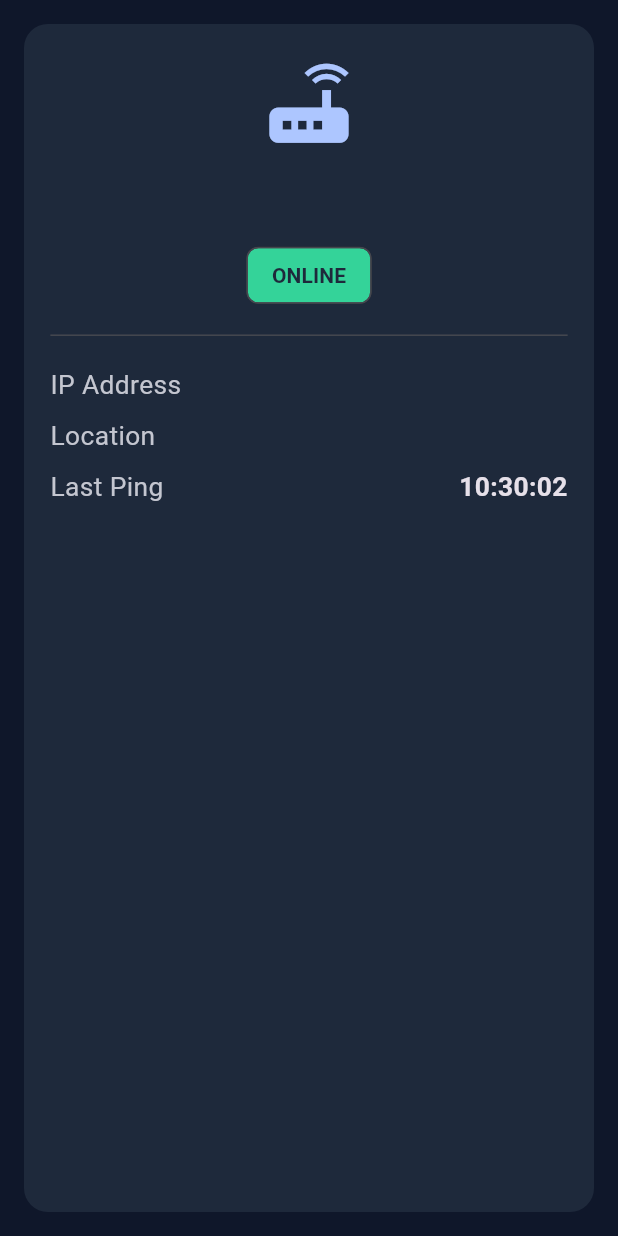
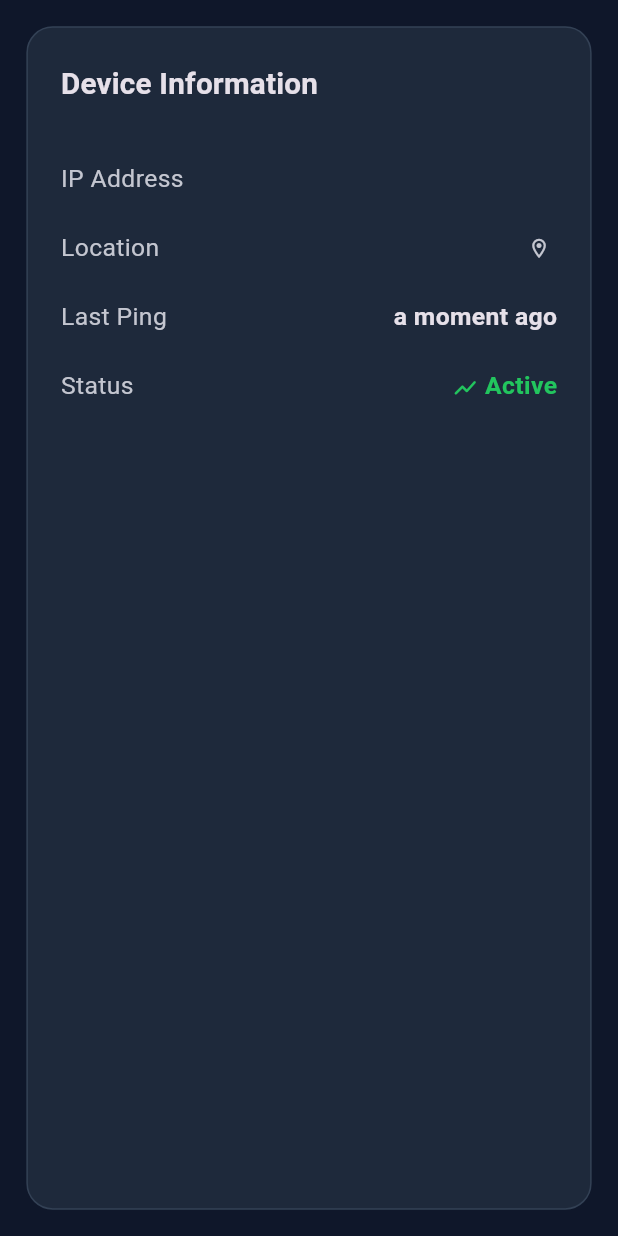
Before and after one commit to The-Black-Shadow/plexus_noc, a Flutter app: the DeviceHeaderCard widget shown alone on an empty page, opened directly with empty values, on a phone screen of 412 x 824 dp. Run offline on Flutter 3.47's test engine with Material 3 defaults, Android fonts, the phone set to English and light mode, and no system bars; our stand-ins replace bloc, equatable, fl_chart, flutter_bloc, flutter_dotenv, flutter_local_notifications and 8 more; accounts and stored records are empty.

Commit message:
fix: modify device details header card UI

```diff
--- a/lib/features/device_monitoring/presentation/pages/device_details_page.dart
+++ b/lib/features/device_monitoring/presentation/pages/device_details_page.dart
@@ -17,28 +17,75 @@ class DeviceDetailsPage extends StatelessWidget {
     return BlocProvider(
       create: (_) =>
           di.sl<DeviceDetailsBloc>()..add(StartDeviceDetailsStream(deviceId)),
-      child: Scaffold(
-        appBar: AppBar(title: const Text(AppStrings.deviceDetailsTitle)),
-        body: const _DeviceDetailsBody(),
-      ),
+      child: const _DeviceDetailsScaffold(),
     );
   }
 }
 
-class _DeviceDetailsBody extends StatelessWidget {
-  const _DeviceDetailsBody();
+class _DeviceDetailsScaffold extends StatelessWidget {
+  const _DeviceDetailsScaffold();
 
   @override
   Widget build(BuildContext context) {
     return BlocBuilder<DeviceDetailsBloc, DeviceDetailsState>(
-      builder: (context, state) => switch (state) {
-        DeviceDetailsLoading() =>
-          const Center(child: CircularProgressIndicator()),
-        DeviceDetailsError(:final message) =>
-          Center(child: Text(message)),
-        DeviceDetailsLoaded() => _DeviceDetailsContent(state: state),
+      builder: (context, state) {
+        return Scaffold(
+          appBar: _buildAppBar(context, state),
+          body: _buildBody(state),
+        );
       },
     );
+  }
+
+  PreferredSizeWidget _buildAppBar(BuildContext context, DeviceDetailsState state) {
+    if (state is DeviceDetailsLoaded) {
+      final device = state.device;
+      final statusColor = device.isOnline ? AppColors.accentGreen : AppColors.accentRed;
+
+      return AppBar(
+        titleSpacing: 0,
+        title: Column(
+          crossAxisAlignment: CrossAxisAlignment.start,
+          mainAxisAlignment: MainAxisAlignment.center,
+          children: [
+            Text(
+              device.name,
+              style: const TextStyle(
+                fontWeight: FontWeight.bold,
+                fontSize: 20,
+              ),
+            ),
+            const SizedBox(height: 4),
+            Container(
+              padding: const EdgeInsets.symmetric(horizontal: 10, vertical: 2),
+              decoration: BoxDecoration(
+                color: statusColor.withValues(alpha: 0.15),
+                borderRadius: BorderRadius.circular(12),
+              ),
+              child: Text(
+                device.isOnline ? AppStrings.onlineStatus : AppStrings.offlineStatus,
+                style: TextStyle(
+                  color: statusColor,
+                  fontSize: 12,
+                  fontWeight: FontWeight.bold,
+                ),
+              ),
+            ),
+          ],
+        ),
+      );
+    }
+
+    return AppBar(title: const Text(AppStrings.deviceDetailsTitle));
+  }
+
+  Widget _buildBody(DeviceDetailsState state) {
+    return switch (state) {
+      DeviceDetailsLoading() =>
+        const Center(child: CircularProgressIndicator()),
+      DeviceDetailsError(:final message) => Center(child: Text(message)),
+      DeviceDetailsLoaded() => _DeviceDetailsContent(state: state),
+    };
   }
 }
 
--- a/lib/features/device_monitoring/presentation/widgets/device_header_card.dart
+++ b/lib/features/device_monitoring/presentation/widgets/device_header_card.dart
@@ -1,7 +1,9 @@
 import 'package:flutter/material.dart';
+import 'package:plexus_noc/core/constant/app_colors.dart';
 import 'package:plexus_noc/core/constant/app_strings.dart';
 import 'package:plexus_noc/core/extensions/responsive_extensions.dart';
 import 'package:plexus_noc/features/device_monitoring/domain/entities/device_entity.dart';
+import 'package:timeago/timeago.dart' as timeago;
 
 class DeviceHeaderCard extends StatelessWidget {
   final DeviceEntity device;
@@ -11,82 +13,124 @@ class DeviceHeaderCard extends StatelessWidget {
   @override
   Widget build(BuildContext context) {
     final theme = Theme.of(context);
-    final colorScheme = theme.colorScheme;
-    final statusColor =
-        device.isOnline ? colorScheme.tertiary : colorScheme.error;
+    final isDark = theme.brightness == Brightness.dark;
 
-    return Card(
-      margin: const EdgeInsets.all(16.0),
-      shape: RoundedRectangleBorder(borderRadius: BorderRadius.circular(16)),
-      child: Padding(
-        padding: EdgeInsets.all(16.0.responsive(context)),
-        child: Column(
-          children: [
-            Icon(
-              Icons.router,
-              size: 64.responsive(context),
-              color: colorScheme.primary,
+    return Container(
+      margin: EdgeInsets.symmetric(
+        horizontal: 16.0.responsive(context),
+        vertical: 16.0.responsive(context),
+      ),
+      padding: EdgeInsets.all(20.0.responsive(context)),
+      decoration: BoxDecoration(
+        color: isDark ? const Color(0xFF1E293B) : Colors.white,
+        borderRadius: BorderRadius.circular(16.responsive(context)),
+        border: Border.all(
+          color: isDark ? AppColors.cardBorderDark : Colors.grey.shade200,
+          width: 1,
+        ),
+      ),
+      child: Column(
+        crossAxisAlignment: CrossAxisAlignment.stretch,
+        children: [
+          Text(
+            'Device Information',
+            style: theme.textTheme.titleMedium?.copyWith(
+              fontWeight: FontWeight.bold,
+              fontSize: 18.responsive(context),
             ),
-            SizedBox(height: 8.responsive(context)),
-            Text(
-              device.name,
+          ),
+          SizedBox(height: 24.responsive(context)),
+
+          // ── IP Address ──
+          _DeviceInfoRow(
+            label: AppStrings.ipAddressLabel,
+            valueWidget: Text(
+              device.ipAddress,
               style: TextStyle(
-                fontSize: 24.responsive(context),
                 fontWeight: FontWeight.bold,
+                fontSize: 15.responsive(context),
               ),
             ),
-            SizedBox(height: 8.responsive(context)),
-            Chip(
-              label: Text(
-                device.isOnline
-                    ? AppStrings.onlineStatus
-                    : AppStrings.offlineStatus,
-                style: TextStyle(
-                  color: colorScheme.surface,
-                  fontWeight: FontWeight.bold,
+          ),
+
+          // ── Location ──
+          _DeviceInfoRow(
+            label: AppStrings.locationLabel,
+            valueWidget: Row(
+              mainAxisSize: MainAxisSize.min,
+              children: [
+                Icon(
+                  Icons.location_on_outlined,
+                  size: 14.responsive(context),
+                  color: theme.colorScheme.onSurfaceVariant,
                 ),
+                SizedBox(width: 4.responsive(context)),
+                Text(
+                  device.location,
+                  style: TextStyle(
+                    fontWeight: FontWeight.bold,
+                    fontSize: 15.responsive(context),
+                  ),
+                ),
+              ],
+            ),
+          ),
+
+          // ── Last Ping ──
+          _DeviceInfoRow(
+            label: AppStrings.lastPingLabel,
+            valueWidget: Text(
+              timeago.format(device.lastPingTime),
+              style: TextStyle(
+                fontWeight: FontWeight.bold,
+                fontSize: 15.responsive(context),
               ),
-              backgroundColor: statusColor,
             ),
-            const Divider(height: 32),
-            _DeviceInfoRow(
-              label: AppStrings.ipAddressLabel,
-              value: device.ipAddress,
+          ),
+
+          // ── Status ──
+          _DeviceInfoRow(
+            label: 'Status',
+            valueWidget: Row(
+              mainAxisSize: MainAxisSize.min,
+              children: [
+                Icon(
+                  Icons.show_chart_rounded, // or ssid_chart
+                  size: 16.responsive(context),
+                  color: AppColors.accentGreen,
+                ),
+                SizedBox(width: 4.responsive(context)),
+                Text(
+                  device.isOnline ? 'Active' : 'Inactive',
+                  style: TextStyle(
+                    fontWeight: FontWeight.bold,
+                    fontSize: 15.responsive(context),
+                    color: device.isOnline
+                        ? AppColors.accentGreen
+                        : AppColors.accentRed,
+                  ),
+                ),
+              ],
             ),
-            _DeviceInfoRow(
-              label: AppStrings.locationLabel,
-              value: device.location,
-            ),
-            _DeviceInfoRow(
-              label: AppStrings.lastPingLabel,
-              value: _formatTime(device.lastPingTime),
-            ),
-          ],
-        ),
+          ),
+        ],
       ),
     );
-  }
-
-  String _formatTime(DateTime time) {
-    final h = time.hour.toString().padLeft(2, '0');
-    final m = time.minute.toString().padLeft(2, '0');
-    final s = time.second.toString().padLeft(2, '0');
-    return '$h:$m:$s';
   }
 }
 
 class _DeviceInfoRow extends StatelessWidget {
   final String label;
-  final String value;
+  final Widget valueWidget;
 
-  const _DeviceInfoRow({required this.label, required this.value});
+  const _DeviceInfoRow({required this.label, required this.valueWidget});
 
   @override
   Widget build(BuildContext context) {
     final theme = Theme.of(context);
 
     return Padding(
-      padding: EdgeInsets.symmetric(vertical: 4.0.responsive(context)),
+      padding: EdgeInsets.symmetric(vertical: 10.0.responsive(context)),
       child: Row(
         mainAxisAlignment: MainAxisAlignment.spaceBetween,
         children: [
@@ -94,16 +138,10 @@ class _DeviceInfoRow extends StatelessWidget {
             label,
             style: TextStyle(
               color: theme.colorScheme.onSurfaceVariant,
-              fontSize: 16.responsive(context),
+              fontSize: 15.responsive(context),
             ),
           ),
-          Text(
-            value,
-            style: TextStyle(
-              fontSize: 16.responsive(context),
-              fontWeight: FontWeight.bold,
-            ),
-          ),
+          valueWidget,
         ],
       ),
     );
```
